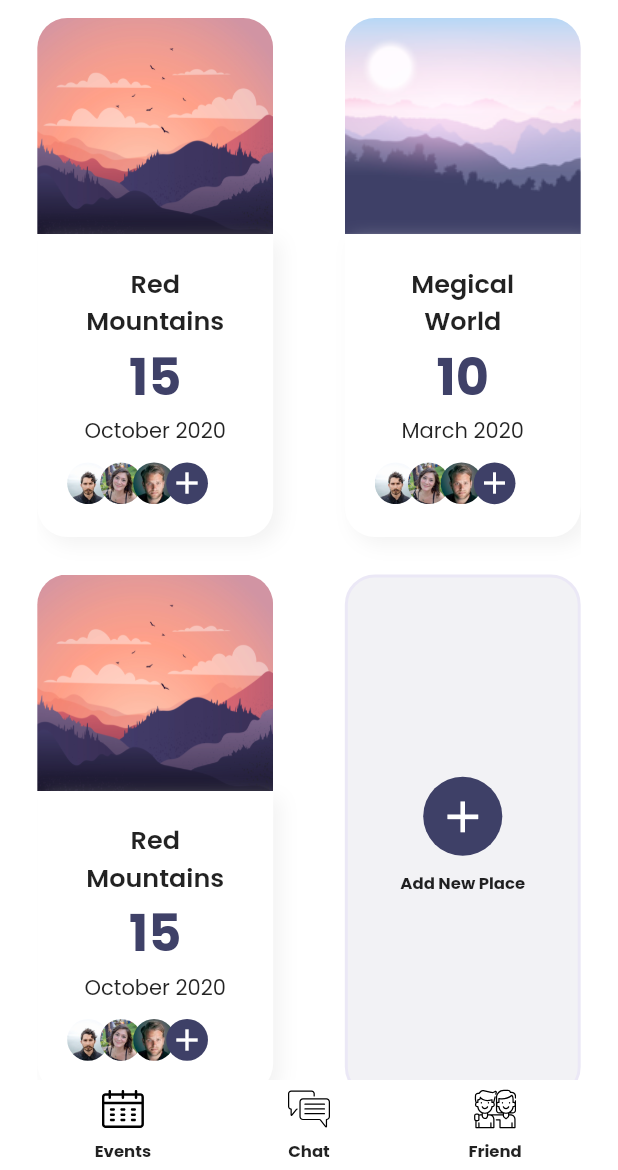
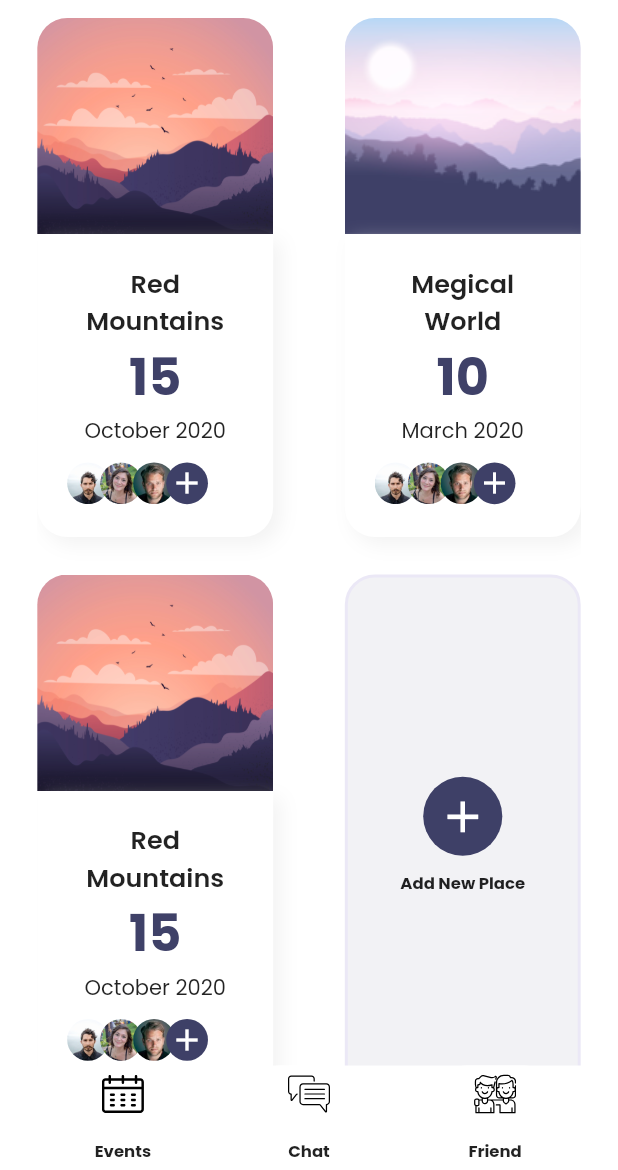
Before and after one commit to JARNBOY/TravelApp_Flutter, a Flutter app: the EventsScreen screen opened directly, on a phone screen of 412 x 824 dp, the part 66-1236 px from its top. Run offline on Flutter 3.47's test engine with Material 2 defaults, Android fonts, the phone set to English and light mode, and no system bars; our stand-ins replace flutter_svg, google_fonts; missing offline and left inert: dart:js.

Commit message:
set heigh

```diff
--- a/lib/components/custom_nav_bar.dart
+++ b/lib/components/custom_nav_bar.dart
@@ -69,7 +69,7 @@ class NavItem extends StatelessWidget {
       onTap: press,
       child: Container(
         padding: EdgeInsets.all(5),
-        height: getProportionateScreenWidth(60),
+        height: getProportionateScreenWidth(70),
         width: getProportionateScreenWidth(60),
         decoration: BoxDecoration(
             color: Colors.white,
```
Also changed, not shown: 1 other file.
